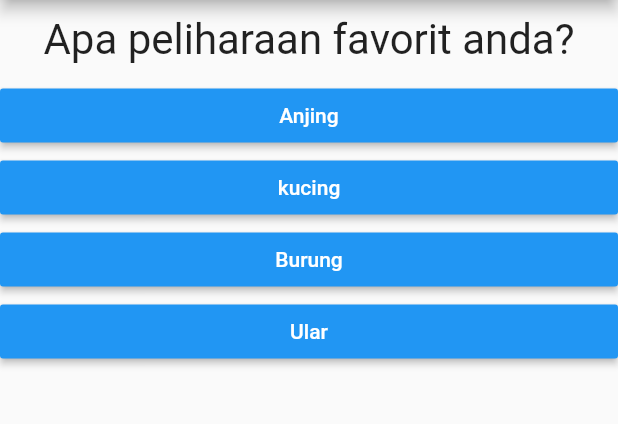
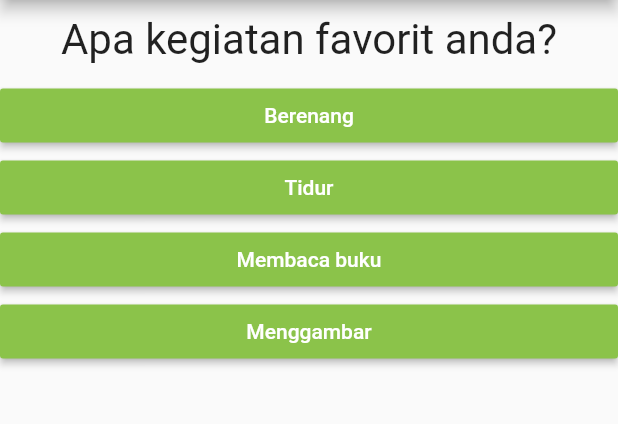
Before and after one commit to GusArdhi/Modul_Pratikum_4, a Flutter app: the screen it shows after launch, after a tap on "Hitam", on a phone screen of 412 x 824 dp, the part 84-508 px from its top. Run offline on Flutter 3.47's test engine with Material 2 defaults, Android fonts, the phone set to English and light mode, and no system bars.

```diff
--- a/lib/answer.dart
+++ b/lib/answer.dart
@@ -11,7 +11,7 @@ class Answer extends StatelessWidget {
     return Container(
       width: double.infinity,
       child: RaisedButton(
-        color: Colors.blue,
+        color: Colors.lightGreen,
         textColor: Colors.white,
         child: Text(answerText),
         onPressed: selectHandler,
--- a/lib/main.dart
+++ b/lib/main.dart
@@ -21,6 +21,10 @@ class _MyAppState extends State<MyApp> {
     {
       'questionText': 'Apa warna favorit anda?',
       'answers': ['Hitam', 'Merah', 'Hijau', 'Putih'],
+    },
+    {
+      'questionText': 'Apa kegiatan favorit anda?',
+      'answers': ['Berenang', 'Tidur', 'Membaca buku', 'Menggambar'],
     },
     {
       'questionText': 'Apa peliharaan favorit anda?',
```
